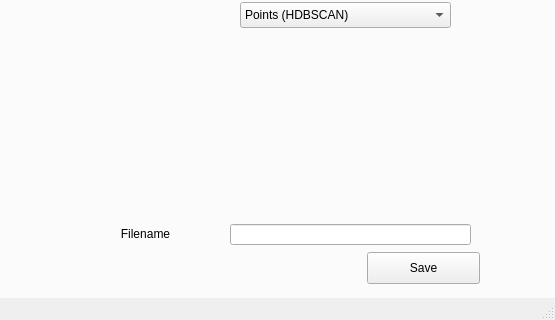
The window that UI/Ui_MainWindow.ui (DongHur/BM_GUI) describes before a commit, drawn with Qt 5; both pictures show x 885 to 1440 and y 483 to 803 of the 1440 by 803 pixel window.
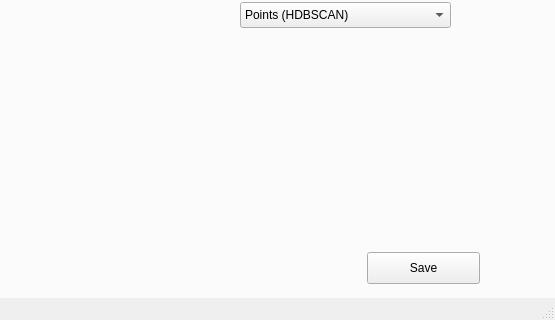
The same window after the commit. The open tabs and pages were chosen to show the change.

What changed in the file:
```diff
--- a/UI/Ui_MainWindow.ui
+++ b/UI/Ui_MainWindow.ui
@@ -697,22 +697,6 @@
        <string/>
       </property>
      </widget>
-     <widget class="QLabel" name="saveFilenameLabel">
-      <property name="geometry">
-       <rect>
-        <x>963</x>
-        <y>664</y>
-        <width>131</width>
-        <height>16</height>
-       </rect>
-      </property>
-      <property name="text">
-       <string>Filename</string>
-      </property>
-      <property name="alignment">
-       <set>Qt::AlignCenter</set>
-      </property>
-     </widget>
      <widget class="QComboBox" name="Preview_Behavior_ComboBox">
       <property name="geometry">
        <rect>
@@ -739,19 +723,6 @@
        <string>Play</string>
       </property>
      </widget>
-     <widget class="QLineEdit" name="Preview_Filename_LineEdit">
-      <property name="geometry">
-       <rect>
-        <x>1113</x>
-        <y>662</y>
-        <width>241</width>
-        <height>21</height>
-       </rect>
-      </property>
-      <property name="focusPolicy">
-       <enum>Qt::ClickFocus</enum>
-      </property>
-     </widget>
      <widget class="QComboBox" name="Preview_Entry_ComboBox">
       <property name="geometry">
        <rect>
```
Left out of the diff: 27 changed lines with no effect on the pictures.
